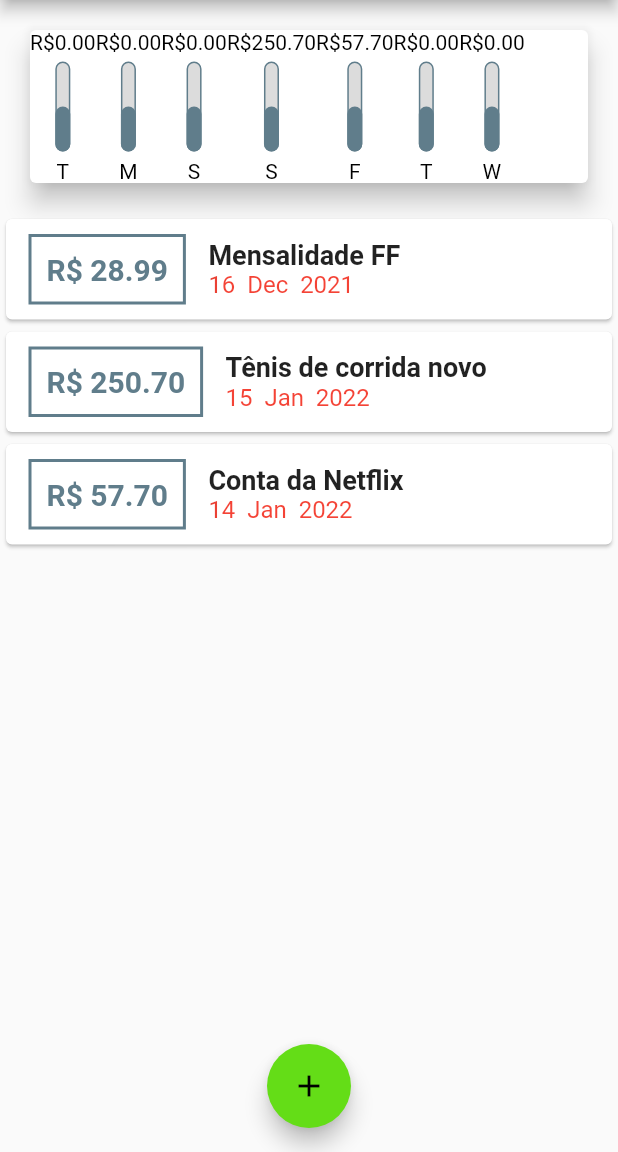
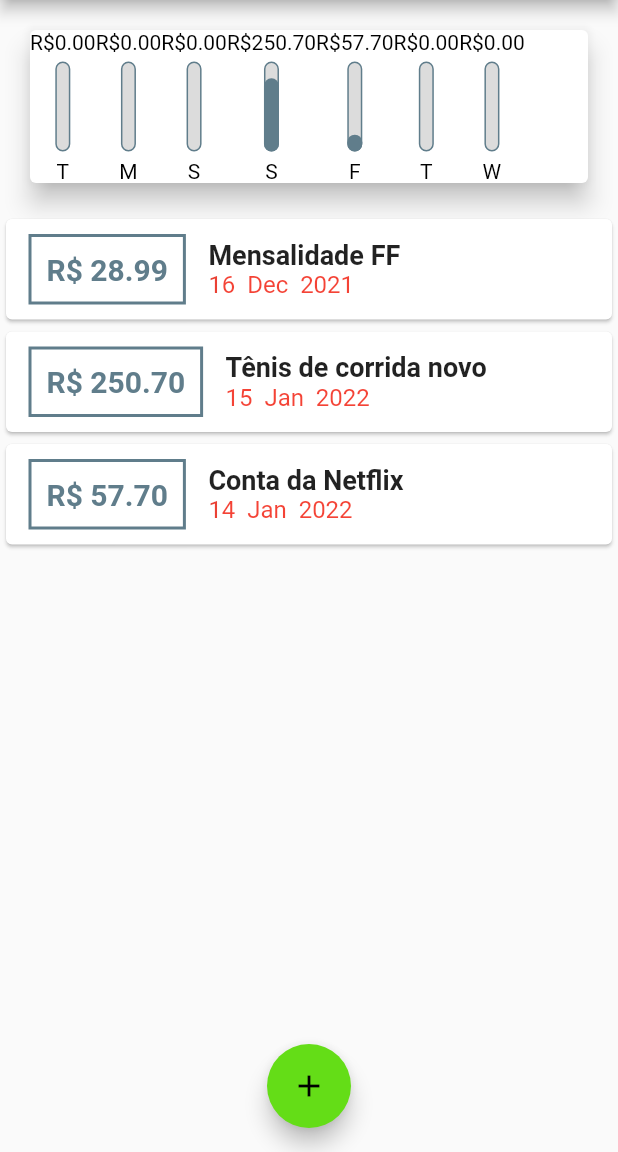
Before and after one commit to SamantthaRM/Despesas, a Flutter app: the screen it shows after launch, on a phone screen of 412 x 824 dp, the part 84-1236 px from its top. Run offline on Flutter 3.47's test engine with Material 2 defaults, Android fonts, the phone set to English and light mode, and no system bars; Roboto replaces fonts that are missing (RobotoCondensed-BoldItalic).

Commit message:
dinâmica de barra 2

```diff
--- a/lib/components/chart_w.dart
+++ b/lib/components/chart_w.dart
@@ -39,14 +39,15 @@ class Chart extends StatelessWidget {
   }
 
   double get _weekTotalValue {
-    return groupedTransacitons.fold()
+    return groupedTransacitons.fold(0.0,(sum, tr) {
+     return sum + (tr['value'] as double);
+    });
   }
 
 
   @override
 
   Widget build(BuildContext context) {
-    groupedTransacitons;
     return Card(
       color: Colors.white,
       elevation: 7,
@@ -56,7 +57,7 @@ class Chart extends StatelessWidget {
           return ChartBar(
             label: tr ['day'].toString(),
             value: tr ['value'] as double,
-            percentage: 0.5,
+            percentage: (tr['value'] as double)  / _weekTotalValue,
             );
            }).toList(),
       ),
```
